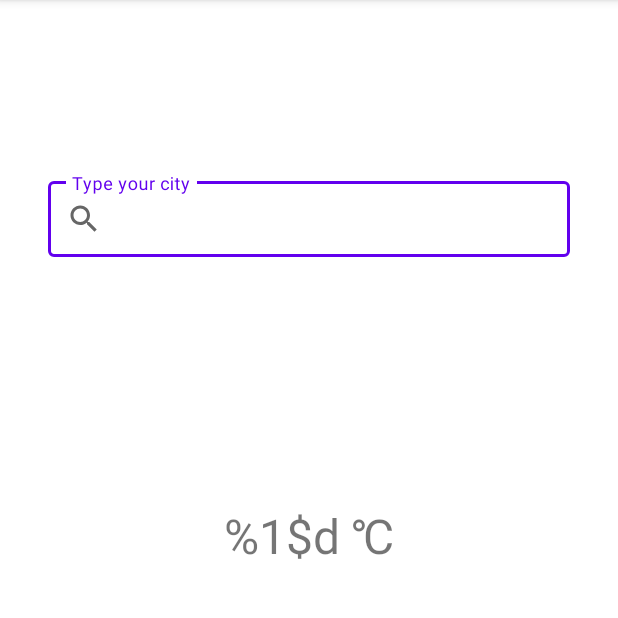
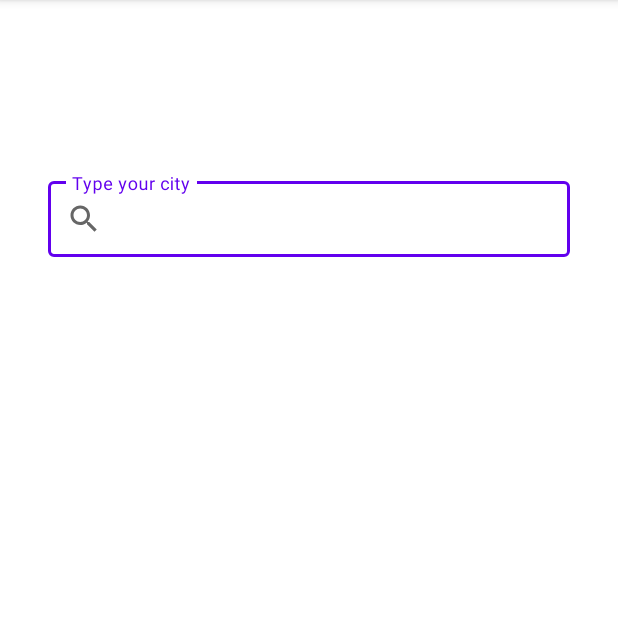
Before and after one commit to P-BUS/test-task-numbers-facts, an Android app: the screen it shows after launch (MainActivity), on a phone screen of 412 x 824 dp, the part 84-702 px from its top. Run offline under Robolectric (Android 15) with nearby library versions, the phone set to English and light mode, and no system bars; our stand-ins replace Dagger/Hilt's generated code, Room's generated code.

Commit message:
changed visibility of temperature on initial screen

```diff
--- a/app/src/main/java/com/example/test_task_weather_forecast/ui/WeatherFragment.kt
+++ b/app/src/main/java/com/example/test_task_weather_forecast/ui/WeatherFragment.kt
@@ -107,6 +107,7 @@ class WeatherFragment : Fragment() {
 
     private fun bindForecast(forecast: WeatherModel) {
         binding.tvCity.text = forecast.cityName
+        binding.tvTemperature.visibility = View.VISIBLE // Needed not to see string parameters on empty screen
         binding.tvTemperature.text = getString(R.string.temperature, forecast.list.first().temp)
         binding.tvWeatherDescription.text = forecast.list.first().weather.last().description
         ImageLoader.loadImage(binding.ivWeatherIcon, forecast.list.first().weather.first().icon)
--- a/app/src/main/res/layout/weather_fragment.xml
+++ b/app/src/main/res/layout/weather_fragment.xml
@@ -59,6 +59,7 @@
         android:layout_height="wrap_content"
         android:text="@string/temperature"
         android:textSize="@dimen/large_text"
+        android:visibility="invisible"
         app:layout_constraintEnd_toEndOf="parent"
         app:layout_constraintStart_toStartOf="parent"
         app:layout_constraintTop_toBottomOf="@id/iv_weather_icon"
```
